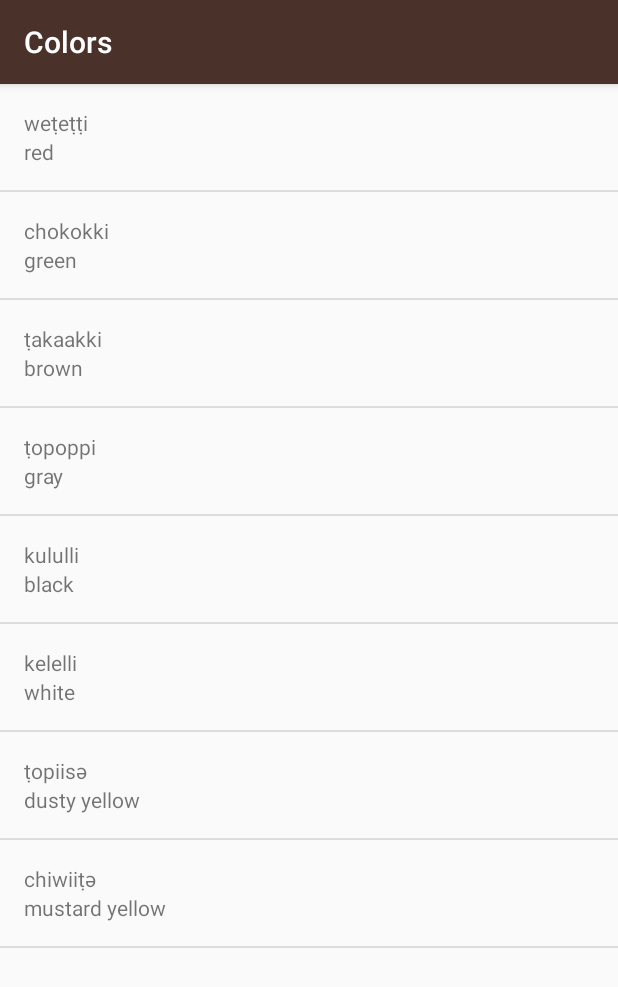
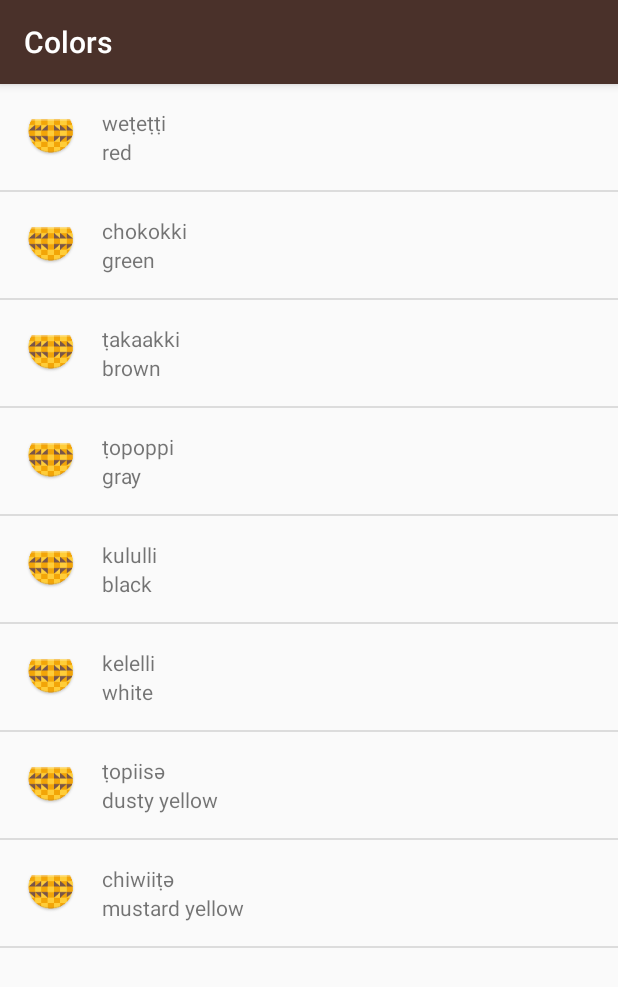
Before and after one commit to AlfredoMarrero/Miwok_app, an Android app: the ColorsActivity screen opened directly, with no data from a screen before it, on a phone screen of 412 x 824 dp. Shown: the top 987 px of the screen. Run offline under Robolectric (Android 15) with nearby library versions, the phone set to English and light mode, and no system bars.

Commit message:
Add placeholder data for the image.

```diff
--- a/app/src/main/res/layout/list_view_item.xml
+++ b/app/src/main/res/layout/list_view_item.xml
@@ -1,19 +1,33 @@
 <?xml version="1.0" encoding="utf-8"?>
-<LinearLayout xmlns:android="http://schemas.android.com/apk/res/android"
+<RelativeLayout
+    xmlns:android="http://schemas.android.com/apk/res/android"
+    xmlns:tools="http://schemas.android.com/tools"
     android:layout_width="match_parent"
     android:layout_height="match_parent"
+    android:padding="16dp">
+    <ImageView
+        android:layout_height="36dp"
+        android:layout_width="36dp"
+        android:src="@mipmap/ic_launcher"
+        android:id="@+id/image_view"
+        />
+    <LinearLayout
+        android:layout_width="match_parent"
+        android:layout_height="wrap_content"
         android:orientation="vertical"
-    android:padding="16dp">
-
+        android:layout_toRightOf="@id/image_view"
+        android:paddingLeft="16dp"
+        >
         <TextView
             android:layout_height="wrap_content"
             android:layout_width="wrap_content"
             android:id="@+id/english_word"
+            tools:text="miwok word"
             />
-
         <TextView
             android:layout_width="wrap_content"
             android:layout_height="wrap_content"
-        android:id="@+id/miwok_word"/>
-
+            android:id="@+id/miwok_word"
+            tools:text="english translation"/>
     </LinearLayout>
+</RelativeLayout>
```
Lines whose indentation alone changed are shown as unchanged.
